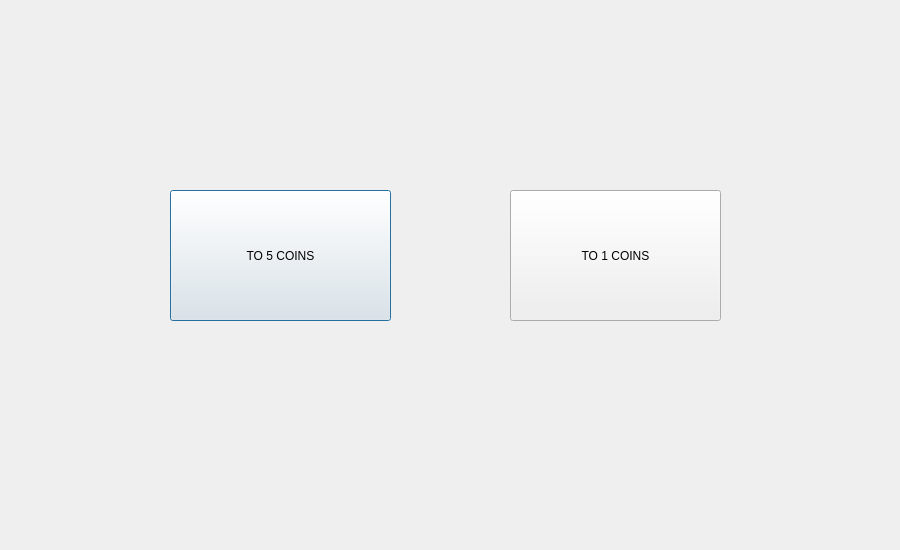
cavinpabua/Money-Changer-Machine, file to_coins.ui: the form before one commit.
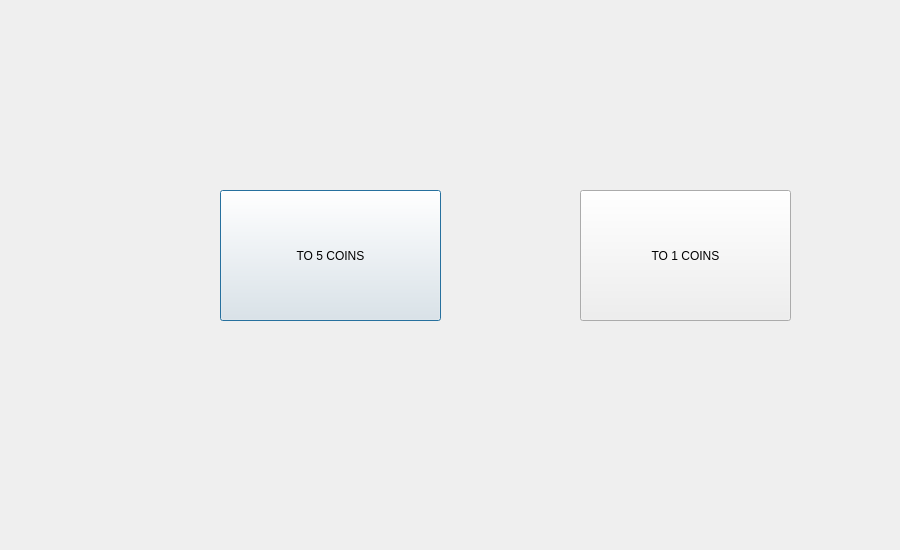
The form after the commit.

Diff of the .ui file:
```diff
--- a/to_coins.ui
+++ b/to_coins.ui
@@ -16,7 +16,7 @@
   <widget class="QPushButton" name="to_5_coins">
    <property name="geometry">
     <rect>
-     <x>170</x>
+     <x>220</x>
      <y>190</y>
      <width>221</width>
      <height>131</height>
@@ -29,7 +29,7 @@
   <widget class="QPushButton" name="to_1_coins">
    <property name="geometry">
     <rect>
-     <x>510</x>
+     <x>580</x>
      <y>190</y>
      <width>211</width>
      <height>131</height>
```
